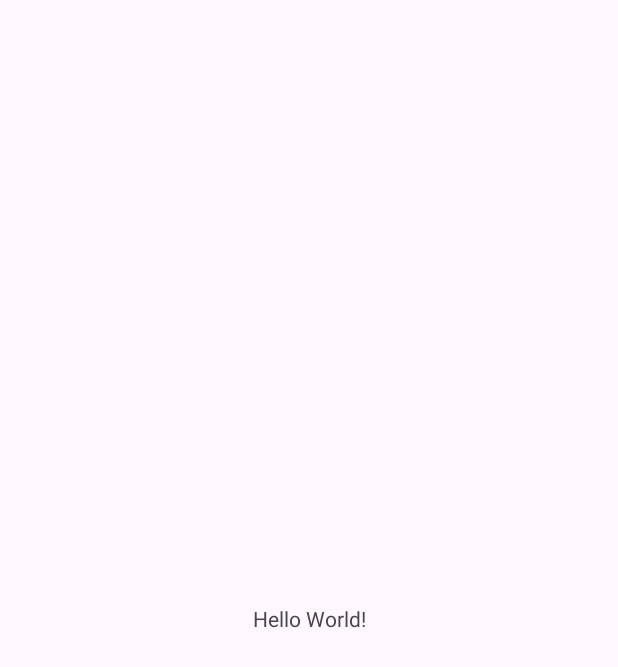
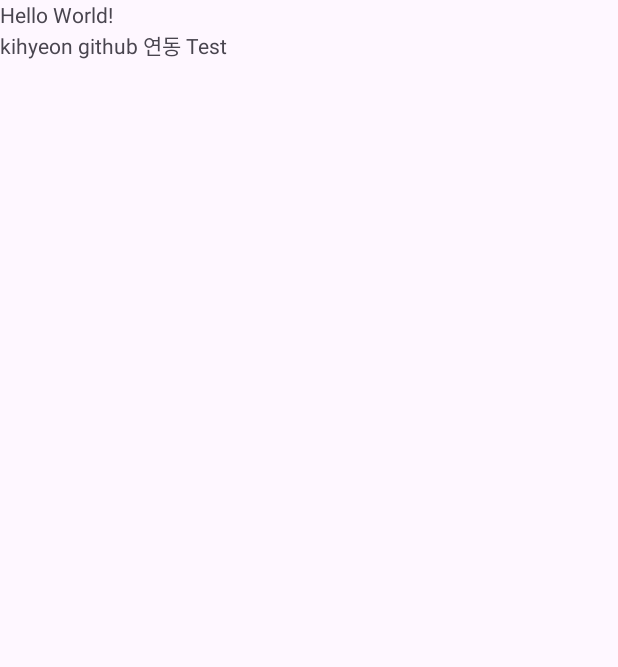
Before and after one commit to sueundev/2024-01_My-Trainer, an Android app: the screen it shows after launch (MainActivity), on a phone screen of 412 x 824 dp. Before the commit the part shown is almost empty. Shown: the top 667 px of the screen. Run offline under Robolectric (Android 15) with nearby library versions, the phone set to English and light mode, and no system bars.

Commit message:
Github Commit test

```diff
--- a/app/src/main/res/layout/activity_main.xml
+++ b/app/src/main/res/layout/activity_main.xml
@@ -1,19 +1,19 @@
 <?xml version="1.0" encoding="utf-8"?>
-<androidx.constraintlayout.widget.ConstraintLayout xmlns:android="http://schemas.android.com/apk/res/android"
+<LinearLayout xmlns:android="http://schemas.android.com/apk/res/android"
     xmlns:app="http://schemas.android.com/apk/res-auto"
     xmlns:tools="http://schemas.android.com/tools"
     android:id="@+id/main"
     android:layout_width="match_parent"
     android:layout_height="match_parent"
+    android:orientation="vertical"
     tools:context=".MainActivity">
 
     <TextView
         android:layout_width="wrap_content"
         android:layout_height="wrap_content"
-        android:text="Hello World!"
-        app:layout_constraintBottom_toBottomOf="parent"
-        app:layout_constraintEnd_toEndOf="parent"
-        app:layout_constraintStart_toStartOf="parent"
-        app:layout_constraintTop_toTopOf="parent" />
-
-</androidx.constraintlayout.widget.ConstraintLayout>
+        android:text="Hello World!"/>
+    <TextView
+        android:layout_width="match_parent"
+        android:layout_height="match_parent"
+        android:text="kihyeon github 연동 Test"/>
+</LinearLayout>
```
